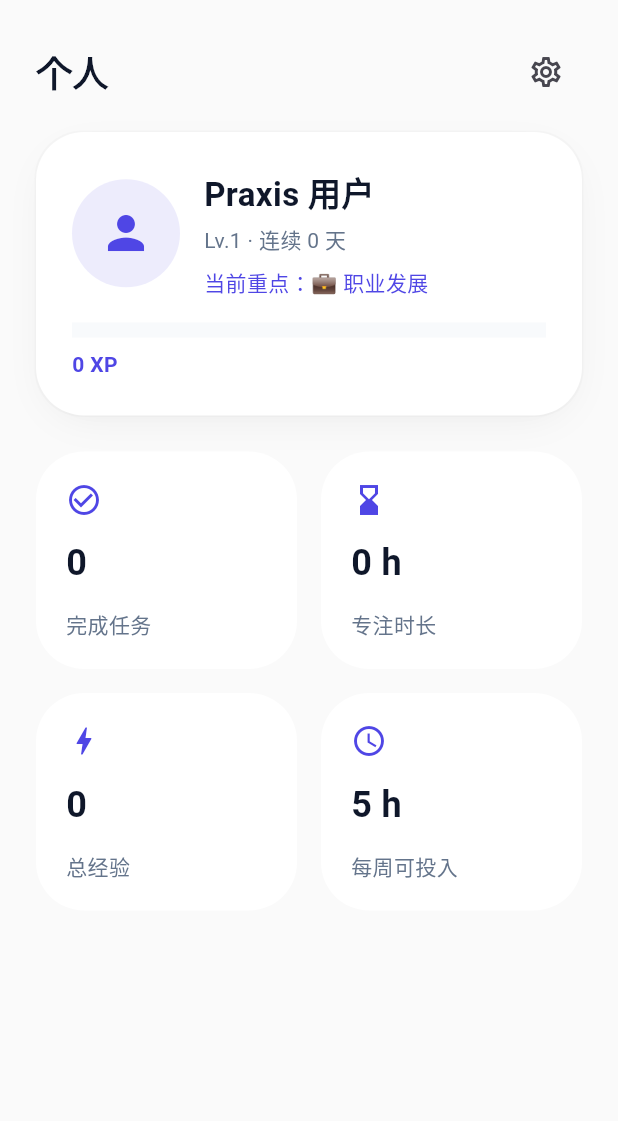
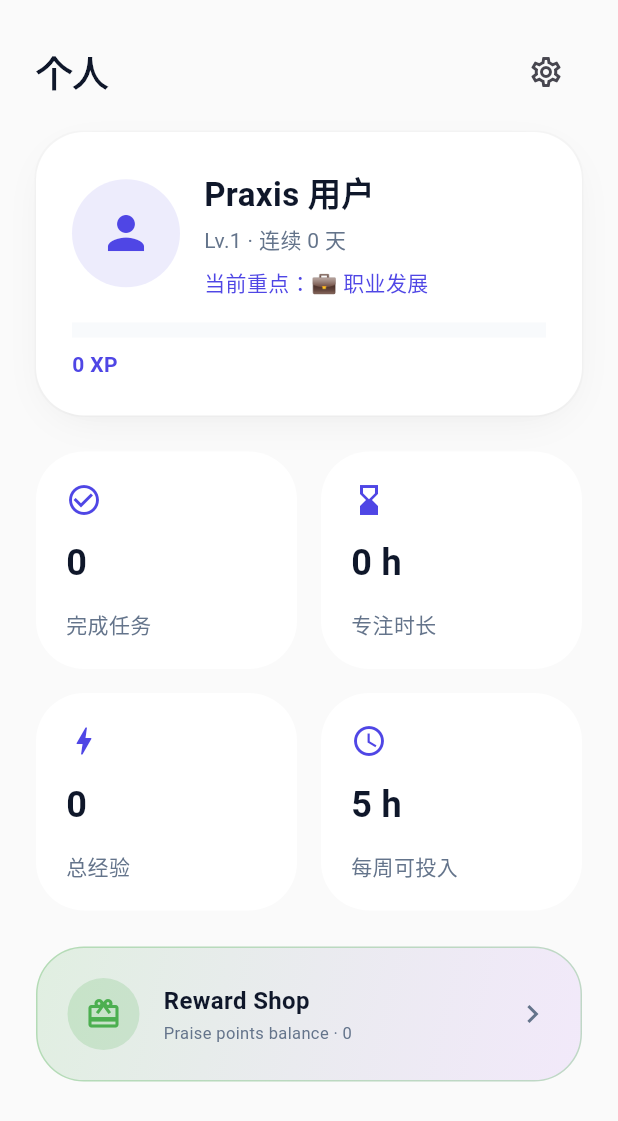
Before and after one commit to freeRider24XC/praxis, a Flutter app: the ProfilePage screen opened directly, on a phone screen of 412 x 824 dp. Shown: the top 1121 px of the screen. Run offline on Flutter 3.47's test engine with Material 3 defaults, Android fonts, the phone set to English and light mode, and no system bars; our stand-ins replace cached_network_image, fl_chart, get, hive, hive_flutter, shared_preferences; accounts and stored records are empty.

Commit message:
feat(reward): 上线 /reward/shop 奖励商店
服务层
- 新增 RewardService：seedPresetTemplatesIfEmpty（幂等种入蓝图
  §11.1 的 15 个预设模板，3 档各 5 个）、getEnabledTemplates、
  exchange(template)（余额校验 → 扣点 → 创建 Redemption + RewardTodo，
  双向 link 对方 id）
- 新增 InsufficientPraisePointsException
- main.dart init 末尾接入 seed，保证首次启动即有商店内容
- small=5 / medium=15 / large=50 犒赏点；7 天有效期

页面 / 路由
- lib/pages/reward/reward_shop_page.dart：余额徽章 + 4 段筛选
  （全部 / 小 / 中 / 大）+ 按档分组的卡片列表 + 兑换确认弹窗 +
  成功 snackbar，余额不足时按钮自动禁用
- main.dart 注册 /reward/shop 路由
- profile_page.dart 加渐变卡片入口（余额 + 跳转），保持原有 stats
  不变

i18n
- 中英双语新增 15 个 key：rewardShopTitle、rewardTierSmall/Medium/Large、
  rewardExchange*、rewardInsufficientPoints 等

测试
- 新增 test/reward_service_test.dart 6 个用例：种子数量 / 幂等 /
  排序 / 兑换扣点+建档 / 余额不足抛错 / 抛错时不扣点
- 共 28 用例全过，flutter analyze 0 新错误

```diff
--- a/lib/common/i18n/app_strings.dart
+++ b/lib/common/i18n/app_strings.dart
@@ -114,6 +114,23 @@
   static const String projectDaysRemaining = 'projectDaysRemaining';
   static const String adjustFilter = 'adjustFilter';
   static const String startCreatingProject = 'startCreatingProject';
+
+  // ==================== 奖励商店 ====================
+  static const String rewardShopTitle = 'rewardShopTitle';
+  static const String rewardShopBalance = 'rewardShopBalance';
+  static const String rewardShopEmptyHint = 'rewardShopEmptyHint';
+  static const String rewardShopPresetBadge = 'rewardShopPresetBadge';
+  static const String rewardTierSmall = 'rewardTierSmall';
+  static const String rewardTierMedium = 'rewardTierMedium';
+  static const String rewardTierLarge = 'rewardTierLarge';
+  static const String rewardTierFilterAll = 'rewardTierFilterAll';
+  static const String rewardExchangeAction = 'rewardExchangeAction';
+  static const String rewardExchangeConfirmTitle = 'rewardExchangeConfirmTitle';
+  static const String rewardExchangeConfirmBody = 'rewardExchangeConfirmBody';
+  static const String rewardExchangeSuccess = 'rewardExchangeSuccess';
+  static const String rewardInsufficientPoints = 'rewardInsufficientPoints';
+  static const String rewardEntryCta = 'rewardEntryCta';
+  static const String rewardBalanceLabel = 'rewardBalanceLabel';
 }
 
 /// 扩展方法：为字符串添加带命名参数的翻译方法
--- a/lib/common/i18n/translations.dart
+++ b/lib/common/i18n/translations.dart
@@ -94,6 +94,22 @@
           'projectDaysRemaining': 'Days Remaining',
           'adjustFilter': 'Try adjusting the filter',
           'startCreatingProject': 'Start creating your first project',
+
+          'rewardShopTitle': 'Reward Shop',
+          'rewardShopBalance': '@points praise points',
+          'rewardShopEmptyHint': 'No rewards available',
+          'rewardShopPresetBadge': 'Preset',
+          'rewardTierSmall': 'Small reward',
+          'rewardTierMedium': 'Medium reward',
+          'rewardTierLarge': 'Large reward',
+          'rewardTierFilterAll': 'All',
+          'rewardExchangeAction': 'Redeem',
+          'rewardExchangeConfirmTitle': 'Redeem this reward?',
+          'rewardExchangeConfirmBody': 'Spend @price praise points to redeem "@title". A reward todo will be created and must be fulfilled within 7 days.',
+          'rewardExchangeSuccess': 'Redeemed! Find it in your reward todos.',
+          'rewardInsufficientPoints': 'Not enough praise points',
+          'rewardEntryCta': 'Reward Shop',
+          'rewardBalanceLabel': 'Praise points balance',
     },
     'zh_CN': {
       'title': '知行合一',
@@ -186,6 +202,22 @@
           'projectDaysRemaining': '剩余天数',
           'adjustFilter': '尝试调整筛选条件',
           'startCreatingProject': '开始创建你的第一个项目吧',
+
+          'rewardShopTitle': '奖励商店',
+          'rewardShopBalance': '@points 犒赏点',
+          'rewardShopEmptyHint': '暂无奖励',
+          'rewardShopPresetBadge': '预设',
+          'rewardTierSmall': '小奖励',
+          'rewardTierMedium': '中奖励',
+          'rewardTierLarge': '大奖励',
+          'rewardTierFilterAll': '全部',
+          'rewardExchangeAction': '兑换',
+          'rewardExchangeConfirmTitle': '兑换该奖励？',
+          'rewardExchangeConfirmBody': '将以 @price 犒赏点兑换「@title」，并自动创建一个待兑现奖励事项，需在 7 天内完成。',
+          'rewardExchangeSuccess': '兑换成功！到「奖励待办」去兑现吧。',
+          'rewardInsufficientPoints': '犒赏点不足',
+          'rewardEntryCta': '奖励商店',
+          'rewardBalanceLabel': '犒赏点余额',
     },
   };
 }
--- a/lib/common/services/index.dart
+++ b/lib/common/services/index.dart
@@ -4,6 +4,7 @@
 export 'domain_service.dart';
 export 'praise_points_calculator.dart';
 export 'profile_service.dart';
+export 'reward_service.dart';
 export 'xp_service.dart';
 export 'theme_service.dart';
 export 'locale_service.dart';
--- a/lib/main.dart
+++ b/lib/main.dart
@@ -13,6 +13,7 @@
 import 'package:praxis/pages/notifications/notifications_page.dart';
 import 'package:praxis/pages/onboarding/onboarding_page.dart';
 import 'package:praxis/pages/project/project_detail_page.dart';
+import 'package:praxis/pages/reward/reward_shop_page.dart';
 import 'package:praxis/pages/todo/add_todo_page.dart';
 import 'package:praxis/pages/goal/add_goal_page.dart';
 import 'package:praxis/pages/project/add_project_page.dart';
@@ -27,6 +28,7 @@
 
     // Initialize database
     await DatabaseService.init();
+    await RewardService.seedPresetTemplatesIfEmpty();
 
     // Initialize services
     await Get.putAsync(() => LocaleService().onInit().then((_) => LocaleService()));
@@ -128,6 +130,7 @@
                 }),
             GetPage(name: '/focus', page: () => const FocusPage()),
             GetPage(name: '/notifications', page: () => const NotificationsPage()),
+            GetPage(name: '/reward/shop', page: () => const RewardShopPage()),
           ],
         ));
   }
--- a/lib/pages/profile/profile_page.dart
+++ b/lib/pages/profile/profile_page.dart
@@ -1,5 +1,6 @@
 import 'package:flutter/material.dart';
 import 'package:get/get.dart';
+import 'package:praxis/common/i18n/app_strings.dart';
 import 'package:praxis/common/services/index.dart';
 import 'package:praxis/common/style/design_tokens.dart';
 import 'package:praxis/pages/settings/settings_page.dart';
@@ -168,6 +169,81 @@
                 ),
               ],
             ),
+            const SizedBox(height: DesignTokens.spacing6),
+            _buildRewardEntry(profile.praisePointsBalance, isDark),
+          ],
+        ),
+      ),
+    );
+  }
+
+  Widget _buildRewardEntry(int balance, bool isDark) {
+    return InkWell(
+      onTap: () => Get.toNamed('/reward/shop'),
+      borderRadius: BorderRadius.circular(DesignTokens.radiusXLarge),
+      child: Container(
+        padding: const EdgeInsets.all(DesignTokens.spacing5),
+        decoration: BoxDecoration(
+          gradient: LinearGradient(
+            colors: [
+              DesignTokens.statusCompleted.withOpacity(0.15),
+              DesignTokens.secondaryPurple.withOpacity(0.10),
+            ],
+            begin: Alignment.topLeft,
+            end: Alignment.bottomRight,
+          ),
+          borderRadius: BorderRadius.circular(DesignTokens.radiusXLarge),
+          border: Border.all(
+            color: DesignTokens.statusCompleted.withOpacity(0.3),
+            width: 1,
+          ),
+        ),
+        child: Row(
+          children: [
+            Container(
+              width: 48,
+              height: 48,
+              decoration: BoxDecoration(
+                color: DesignTokens.statusCompleted.withOpacity(0.18),
+                shape: BoxShape.circle,
+              ),
+              child: const Icon(
+                Icons.redeem,
+                color: DesignTokens.statusCompleted,
+              ),
+            ),
+            const SizedBox(width: DesignTokens.spacing4),
+            Expanded(
+              child: Column(
+                crossAxisAlignment: CrossAxisAlignment.start,
+                children: [
+                  Text(
+                    AppStrings.rewardEntryCta.tr,
+                    style: DesignTokens.textStyle(
+                      fontSize: DesignTokens.fontSizeBodyLarge,
+                      fontWeight: DesignTokens.fontWeightBold,
+                      color: isDark
+                          ? DesignTokens.onSurfaceDark
+                          : DesignTokens.onSurfaceLight,
+                    ),
+                  ),
+                  const SizedBox(height: 2),
+                  Text(
+                    '${AppStrings.rewardBalanceLabel.tr} · $balance',
+                    style: DesignTokens.textStyle(
+                      fontSize: DesignTokens.fontSizeLabelSmall,
+                      color: isDark
+                          ? DesignTokens.textSecondaryDark
+                          : DesignTokens.textSecondaryLight,
+                    ),
+                  ),
+                ],
+              ),
+            ),
+            const Icon(
+              Icons.chevron_right,
+              color: DesignTokens.textSecondaryLight,
+            ),
           ],
         ),
       ),
```
Also changed, not shown: lib/common/services/reward_service.dart (added, +107 -0 lines), lib/pages/reward/reward_shop_page.dart (added, +400 -0 lines), 1 other file.
